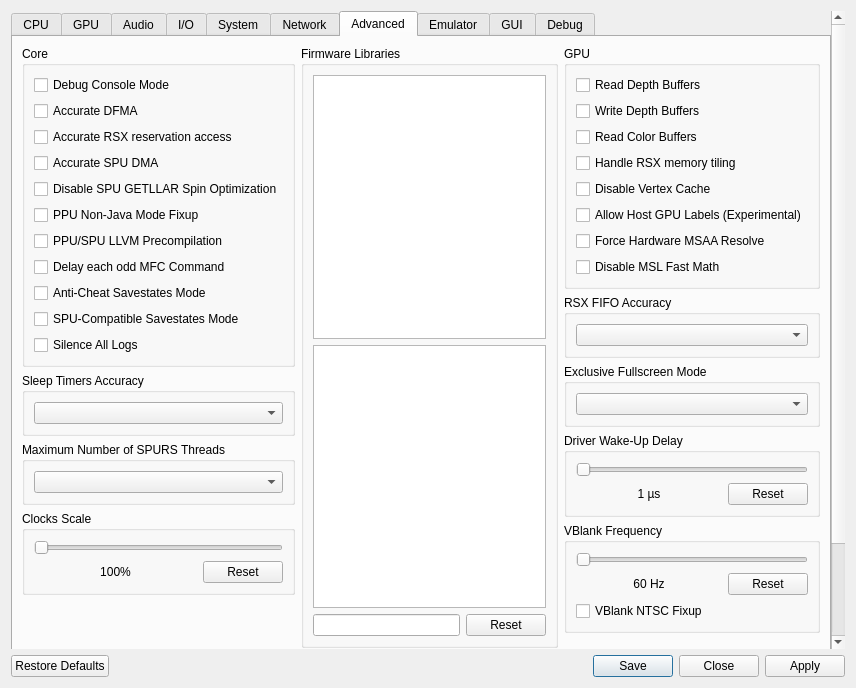
This is rpcs3/rpcs3qt/settings_dialog.ui in RPCS3/rpcs3 as Qt 5 draws it before an edit. The edited form follows.
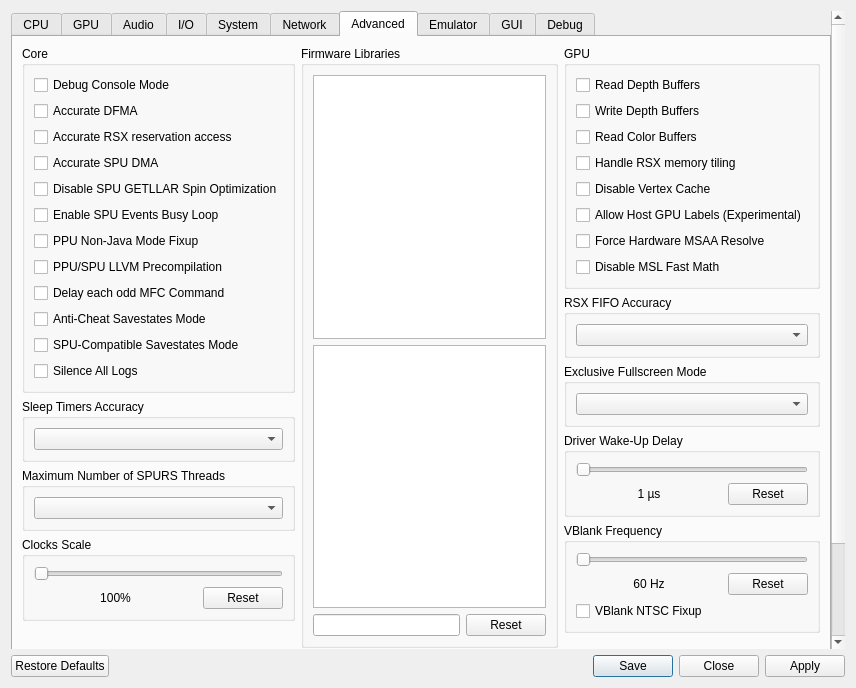
This is the edited form. The open tabs and pages were chosen to show the change. Icons and pictures are not drawn.

```diff
--- a/rpcs3/rpcs3qt/settings_dialog.ui
+++ b/rpcs3/rpcs3qt/settings_dialog.ui
@@ -2429,6 +2429,13 @@
                  </property>
                 </widget>
                </item>
+               <item>
+                <widget class="QCheckBox" name="enableSpuEventsBusyLoop">
+                 <property name="text">
+                  <string>Enable SPU Events Busy Loop</string>
+                 </property>
+                </widget>
+               </item>
                <item>
                 <widget class="QCheckBox" name="ppuNJFixup">
                  <property name="text">
```
